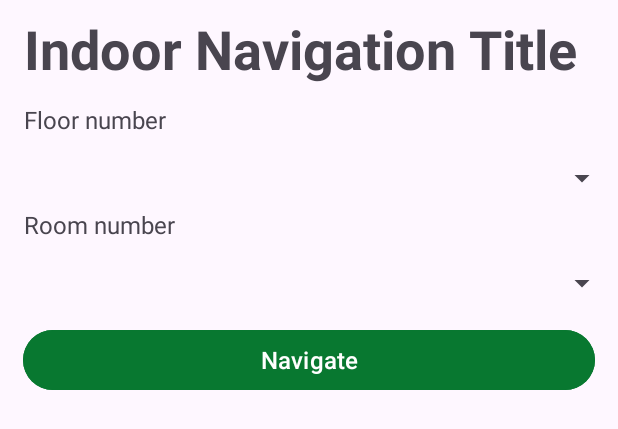
After one commit to rnzbobi/MOBDEVE, an Android app: the layout indoornavigation_popup.xml on its own in the app's theme, with its tools: preview values and no code run, on a phone screen of 412 x 824 dp. The commit adds this screen. Shown: the top 429 px of the screen. Run offline under Robolectric (Android 15) with nearby library versions, the light colour scheme and no system bars.

Commit message:
feat: indoor navigation tab

```diff
--- a/app/build.gradle.kts
+++ b/app/build.gradle.kts
@@ -48,4 +48,5 @@ dependencies {
     implementation("com.google.android.material:material:1.9.0")
     implementation("de.hdodenhof:circleimageview:3.1.0")
     implementation("com.google.android.material:material:1.4.0")
+    implementation("com.google.android.material:material:1.10.0")
 }
--- /dev/null
+++ b/app/src/main/res/layout/indoornavigation_popup.xml
@@ -0,0 +1,66 @@
+<?xml version="1.0" encoding="utf-8"?>
+<LinearLayout xmlns:android="http://schemas.android.com/apk/res/android"
+    android:id="@+id/markerPopupId"
+    android:layout_width="match_parent"
+    android:layout_height="match_parent"
+    android:orientation="vertical">
+
+    <TextView
+        android:id="@+id/indoornavigation_title"
+        android:layout_width="wrap_content"
+        android:layout_height="wrap_content"
+        android:text="Indoor Navigation Title"
+        android:textSize="36sp"
+        android:textStyle="bold"
+        android:paddingTop="8dp"
+        android:paddingLeft="16dp"
+        android:paddingRight="16dp"
+        android:paddingBottom="4dp"/>
+
+    <TextView
+        android:id="@+id/floor"
+        android:layout_width="wrap_content"
+        android:layout_height="wrap_content"
+        android:text="Floor number"
+        android:textSize="16sp"
+        android:paddingLeft="16dp"
+        android:paddingTop="8dp"
+        android:paddingRight="16dp"
+        android:paddingBottom="16dp"/>
+
+    <Spinner
+        android:id="@+id/floorspinner"
+        android:layout_width="match_parent"
+        android:layout_height="wrap_content" />
+
+    <TextView
+        android:id="@+id/room"
+        android:layout_width="wrap_content"
+        android:layout_height="wrap_content"
+        android:text="Room number"
+        android:textSize="16sp"
+        android:paddingLeft="16dp"
+        android:paddingTop="8dp"
+        android:paddingRight="16dp"
+        android:paddingBottom="16dp"/>
+
+    <Spinner
+        android:id="@+id/roomspinner"
+        android:layout_width="match_parent"
+        android:layout_height="wrap_content" />
+
+    <Button
+        android:id="@+id/navigate_btn"
+        android:layout_width="match_parent"
+        android:layout_height="wrap_content"
+        android:layout_above="@id/icon_container"
+        android:drawablePadding="8dp"
+        android:layout_marginTop="15dp"
+        android:layout_marginLeft="15dp"
+        android:layout_marginRight="15dp"
+        android:layout_marginBottom="15dp"
+        android:fontFamily="sans-serif-medium"
+        android:backgroundTint="@color/dlsugreen"
+        android:text="Navigate"
+        android:textSize="16sp"/>
+</LinearLayout>
--- /dev/null
+++ b/app/src/main/res/values/styles.xml
@@ -0,0 +1,6 @@
+<resources>
+    <style name="RoundedImageStyle" parent="Widget.MaterialComponents.ShapeableImageView">
+        <item name="cornerFamily">rounded</item>
+        <item name="cornerSize">16dp</item>
+    </style>
+</resources>
```
Also changed, not shown: app/src/main/java/com/mobdeve/s17/mobdeve/animoquest/project/view/IndoorNavigationActivity.java (+23 -0 lines), app/src/main/java/com/mobdeve/s17/mobdeve/animoquest/project/view/IndoorNavigationAdapter.java (added, +150 -0 lines), app/src/main/java/com/mobdeve/s17/mobdeve/animoquest/project/view/MainActivity.java (+24 -16 lines), app/src/main/res/drawable/indoornavigation_background.xml (added, +7 -0 lines), app/src/main/res/drawable/round_image.xml (added, +7 -0 lines), app/src/main/res/drawable/textmarker_background.xml (added, +10 -0 lines), app/src/main/res/layout/activity_indoor_navigation.xml (+7 -6 lines), app/src/main/res/layout/custom_marker.xml (+20 -5 lines), app/src/main/res/layout/item_indoor_navigation.xml (added, +31 -0 lines).
